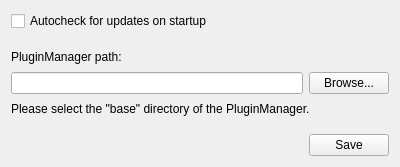
The window that settingsform.ui (LFriede/x64dbg-updater) describes before a commit, drawn with Qt 5.
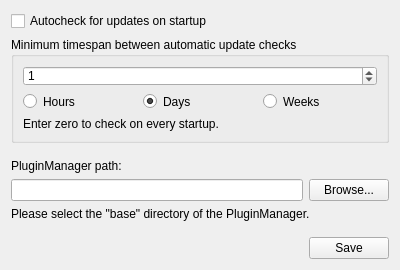
The same window after the commit.

Commit message: Added option to pause updates

Diff of the .ui file:
```diff
--- a/settingsform.ui
+++ b/settingsform.ui
@@ -7,19 +7,13 @@
     <x>0</x>
     <y>0</y>
     <width>400</width>
-    <height>167</height>
+    <height>270</height>
    </rect>
   </property>
   <property name="minimumSize">
    <size>
     <width>400</width>
-    <height>167</height>
-   </size>
-  </property>
-  <property name="maximumSize">
-   <size>
-    <width>400</width>
-    <height>167</height>
+    <height>270</height>
    </size>
   </property>
   <property name="windowTitle">
@@ -33,6 +27,57 @@
      </property>
     </widget>
    </item>
+   <item>
+    <widget class="QGroupBox" name="grpPause">
+     <property name="title">
+      <string>Minimum timespan between automatic update checks</string>
+     </property>
+     <layout class="QVBoxLayout" name="verticalLayout_2">
+      <item>
+       <widget class="QSpinBox" name="spinDelay">
+        <property name="value">
+         <number>1</number>
+        </property>
+       </widget>
+      </item>
+      <item>
+       <layout class="QHBoxLayout" name="horizontalLayout_3">
+        <item>
+         <widget class="QRadioButton" name="rbHours">
+          <property name="text">
+           <string>Hours</string>
+          </property>
+         </widget>
+        </item>
+        <item>
+         <widget class="QRadioButton" name="rbDays">
+          <property name="text">
+           <string>Days</string>
+          </property>
+          <property name="checked">
+           <bool>true</bool>
+          </property>
+         </widget>
+        </item>
+        <item>
+         <widget class="QRadioButton" name="rbWeeks">
+          <property name="text">
+           <string>Weeks</string>
+          </property>
+         </widget>
+        </item>
+       </layout>
+      </item>
+      <item>
+       <widget class="QLabel" name="lblTimeHint">
+        <property name="text">
+         <string>Enter zero to check on every startup.</string>
+        </property>
+       </widget>
+      </item>
+     </layout>
+    </widget>
+   </item>
    <item>
     <spacer name="verticalSpacer">
      <property name="orientation">
```
The commit also changes 4 other files.
